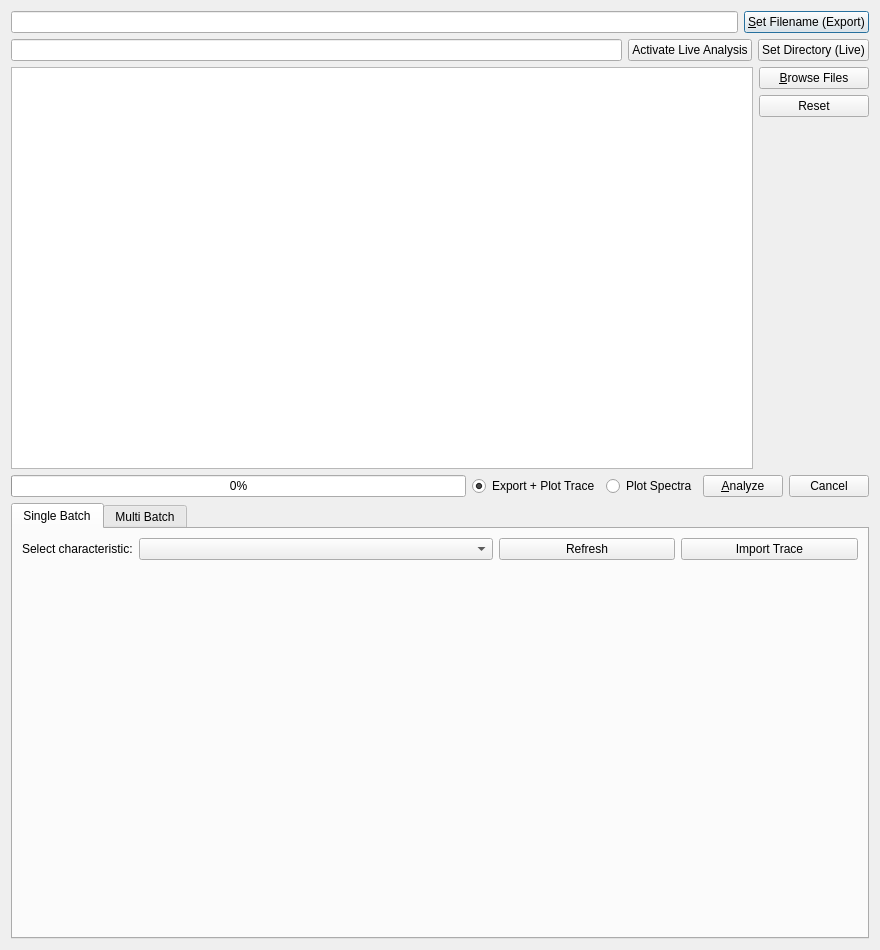
Before: the Qt Designer form ui/batch_dialog.ui in knipe1/oes-spa, drawn with Qt 5.
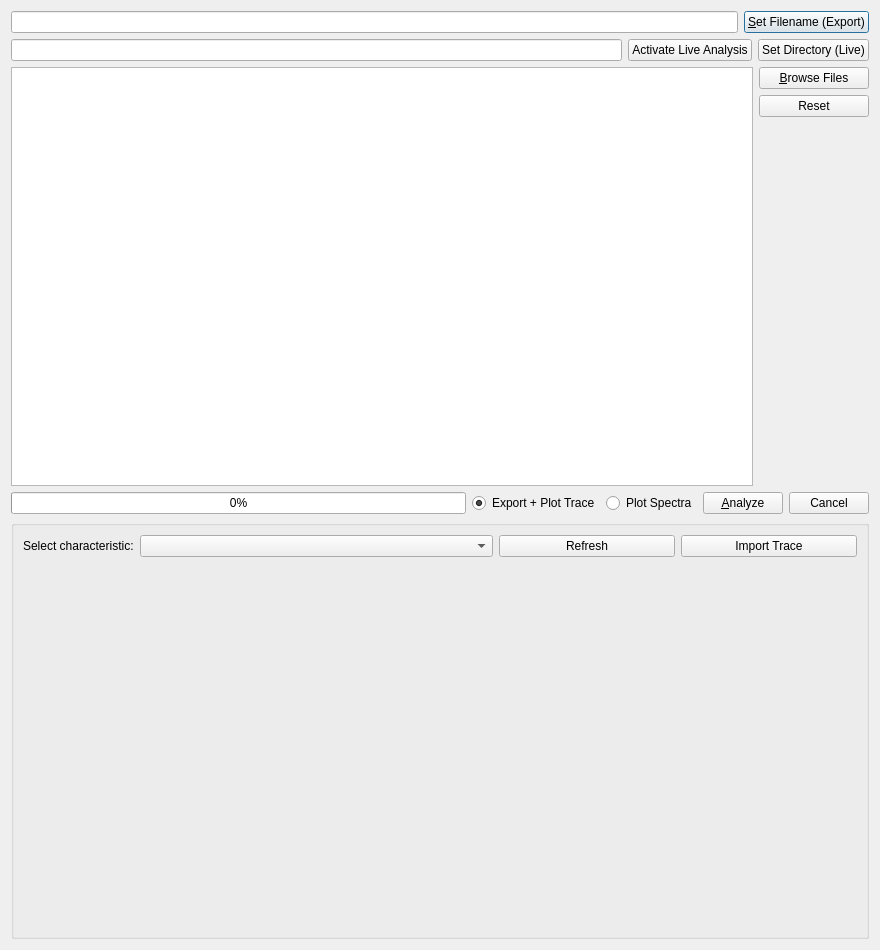
After: the same form once the commit is applied. Custom widgets are drawn as their Qt base class.

Patch:
```diff
--- a/ui/batch_dialog.ui
+++ b/ui/batch_dialog.ui
@@ -217,7 +217,7 @@
     </layout>
    </item>
    <item>
-    <widget class="QTabWidget" name="boxTrace">
+    <widget class="QGroupBox" name="boxTrace">
      <property name="sizePolicy">
       <sizepolicy hsizetype="Expanding" vsizetype="Expanding">
        <horstretch>0</horstretch>
@@ -230,13 +230,6 @@
        <height>330</height>
       </size>
      </property>
-     <property name="currentIndex">
-      <number>0</number>
-     </property>
-     <widget class="QWidget" name="boxTracePage1">
-      <attribute name="title">
-       <string>Single Batch</string>
-      </attribute>
       <layout class="QGridLayout" name="gridLayout_2">
        <item row="0" column="0">
         <widget class="QLabel" name="label">
@@ -317,12 +310,6 @@
        </item>
       </layout>
      </widget>
-     <widget class="QWidget" name="tab">
-      <attribute name="title">
-       <string>Multi Batch</string>
-      </attribute>
-     </widget>
-    </widget>
    </item>
   </layout>
  </widget>
```
Left out of the diff: 4 changed lines with no effect on the pictures. Lines whose indentation alone changed are shown as unchanged.
